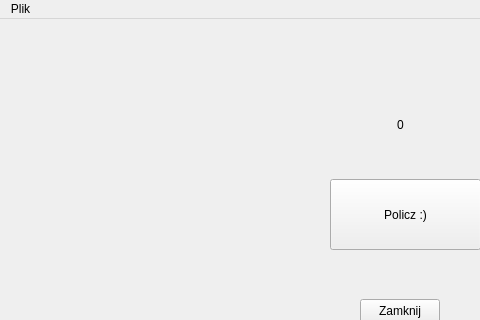
ElNano14/EEEE, file gite/mainwindow.ui: the form before one commit; both pictures show x 0 to 480 and y 0 to 320 of the 800 by 600 pixel window.
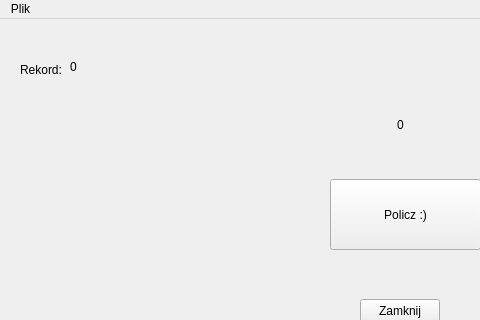
The form after the commit.

The edit to the form file:
```diff
--- a/gite/mainwindow.ui
+++ b/gite/mainwindow.ui
@@ -56,6 +56,32 @@
      <set>Qt::AlignCenter</set>
     </property>
    </widget>
+   <widget class="QLabel" name="label_2">
+    <property name="geometry">
+     <rect>
+      <x>20</x>
+      <y>40</y>
+      <width>51</width>
+      <height>21</height>
+     </rect>
+    </property>
+    <property name="text">
+     <string>Rekord:</string>
+    </property>
+   </widget>
+   <widget class="QLabel" name="label_3">
+    <property name="geometry">
+     <rect>
+      <x>70</x>
+      <y>40</y>
+      <width>49</width>
+      <height>16</height>
+     </rect>
+    </property>
+    <property name="text">
+     <string>0</string>
+    </property>
+   </widget>
   </widget>
   <widget class="QMenuBar" name="menubar">
    <property name="geometry">
```
